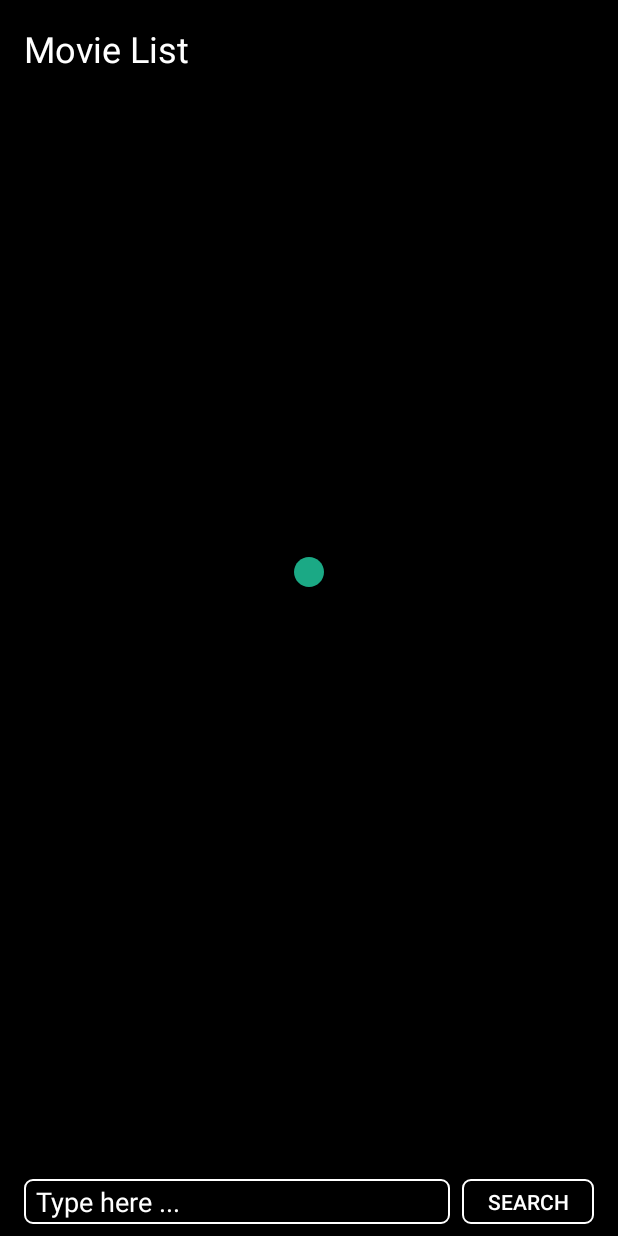
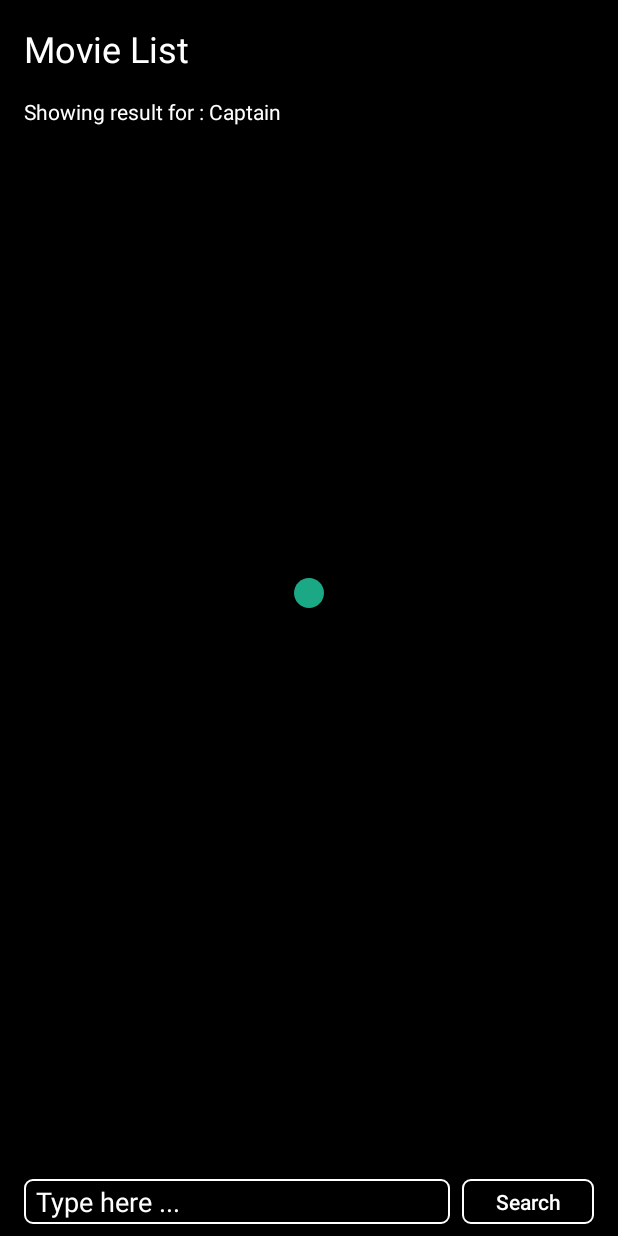
Before and after one commit to Vimosanan/movie_application, an Android app: the layout activity_dashboard.xml on its own in the app's theme, with its tools: preview values and no code run, on a phone screen of 412 x 824 dp. Run offline under Robolectric (Android 15) with nearby library versions, the phone set to English and light mode, and no system bars.

Commit message:
bug fixing

```diff
--- a/app/src/main/AndroidManifest.xml
+++ b/app/src/main/AndroidManifest.xml
@@ -24,10 +24,6 @@
                 <category android:name="android.intent.category.LAUNCHER" />
             </intent-filter>
         </activity>
-
-        <activity android:name=".ui.MainActivity">
-
-        </activity>
     </application>
 
 </manifest>
--- a/app/src/main/java/com/vimosanan/movieapplication/dagger/AppModule.kt
+++ b/app/src/main/java/com/vimosanan/movieapplication/dagger/AppModule.kt
@@ -1,10 +1,6 @@
 package com.vimosanan.movieapplication.dagger
 
-import android.app.Application
-import android.content.Context
 import dagger.Module
-import dagger.Provides
-import javax.inject.Singleton
 
 @Module
 class AppModule {
--- a/app/src/main/java/com/vimosanan/movieapplication/ui/detail/MovieDetailActivity.kt
+++ b/app/src/main/java/com/vimosanan/movieapplication/ui/detail/MovieDetailActivity.kt
@@ -10,12 +10,10 @@ import androidx.lifecycle.ViewModelProvider
 import com.bumptech.glide.Glide
 import com.vimosanan.movieapplication.R
 import com.vimosanan.movieapplication.app.*
-import com.vimosanan.movieapplication.databinding.ActivityDashboardBinding
 import com.vimosanan.movieapplication.databinding.ActivityMovieDetailBinding
 import com.vimosanan.movieapplication.service.model.Movie
 import com.vimosanan.movieapplication.ui.MovieViewModel
 import com.vimosanan.movieapplication.util.Result
-import kotlinx.android.synthetic.main.activity_movie_detail.*
 import java.lang.NumberFormatException
 import javax.inject.Inject
 
--- a/app/src/main/res/layout/activity_dashboard.xml
+++ b/app/src/main/res/layout/activity_dashboard.xml
@@ -1,5 +1,6 @@
 <?xml version="1.0" encoding="utf-8"?>
-<androidx.constraintlayout.widget.ConstraintLayout xmlns:android="http://schemas.android.com/apk/res/android"
+<androidx.constraintlayout.widget.ConstraintLayout
+    xmlns:android="http://schemas.android.com/apk/res/android"
     xmlns:app="http://schemas.android.com/apk/res-auto"
     xmlns:tools="http://schemas.android.com/tools"
     android:layout_width="match_parent"
@@ -14,23 +15,37 @@
         android:layout_marginStart="16dp"
         android:layout_marginTop="16dp"
         android:layout_marginEnd="16dp"
-        android:text="Movie List"
+        android:text="@string/app.dashboard.title"
         android:textColor="@color/colorWhite"
         android:textSize="24sp"
         app:layout_constraintEnd_toEndOf="parent"
         app:layout_constraintStart_toStartOf="parent"
         app:layout_constraintTop_toTopOf="parent" />
 
+    <TextView
+        android:id="@+id/txtInfo"
+        android:layout_width="0dp"
+        android:layout_height="wrap_content"
+        android:layout_marginStart="16dp"
+        android:layout_marginTop="16dp"
+        android:layout_marginEnd="16dp"
+        android:textColor="@color/colorWhite"
+        android:textSize="14sp"
+        app:layout_constraintEnd_toEndOf="parent"
+        app:layout_constraintStart_toStartOf="parent"
+        app:layout_constraintTop_toBottomOf="@+id/textView2"
+        tools:text="Showing result for : Captain" />
+
     <androidx.recyclerview.widget.RecyclerView
         android:id="@+id/recyclerView"
         android:layout_width="0dp"
         android:layout_height="0dp"
-        android:layout_marginTop="16dp"
+        android:layout_marginTop="8dp"
         android:layout_marginBottom="8dp"
         app:layout_constraintBottom_toTopOf="@+id/edtTxtSearch"
         app:layout_constraintEnd_toEndOf="parent"
         app:layout_constraintStart_toStartOf="parent"
-        app:layout_constraintTop_toBottomOf="@+id/textView2" />
+        app:layout_constraintTop_toBottomOf="@+id/txtInfo" />
 
     <com.airbnb.lottie.LottieAnimationView
         android:id="@+id/animation_view"
@@ -55,7 +70,7 @@
         android:layout_marginBottom="8dp"
         android:paddingStart="8dp"
         android:background="@drawable/background_button"
-        android:hint="Type here ..."
+        android:hint="@string/app.dashboard.edtText.type.hint"
         android:textColorHint="@color/colorWhite"
         app:layout_constraintBottom_toBottomOf="parent"
         app:layout_constraintEnd_toStartOf="@+id/btnSearch"
@@ -66,8 +81,9 @@
         android:layout_width="wrap_content"
         android:layout_height="30dp"
         android:layout_marginEnd="16dp"
+        android:textAllCaps="false"
         android:background="@drawable/background_button"
-        android:text="Search"
+        android:text="@string/app.dashboard.button.search"
         android:textColor="@color/colorWhite"
         app:layout_constraintBottom_toBottomOf="@+id/edtTxtSearch"
         app:layout_constraintEnd_toEndOf="parent"
--- a/app/src/main/res/values/strings.xml
+++ b/app/src/main/res/values/strings.xml
@@ -1,5 +1,10 @@
 <resources>
     <string name="app_name">Movie Application</string>
+
+    <string name="app.dashboard.title">Movie List</string>
+    <string name="app.dashboard.info">Showing searched result for: %1$s</string>
+    <string name="app.dashboard.edtText.type.hint">Type here ...</string>
+    <string name="app.dashboard.button.search">Search</string>
 
     <string name="app.detail.category.title">Categories: </string>
     <string name="app.detail.synopsis.title">Synopsis: </string>
```
Also changed, not shown: app/src/main/java/com/vimosanan/movieapplication/ui/MainActivity.kt (deleted, +0 -12 lines), app/src/main/java/com/vimosanan/movieapplication/ui/dashboard/DashboardActivity.kt (+26 -22 lines), app/src/main/res/layout/activity_main.xml (deleted, +0 -18 lines), app/src/main/res/drawable/test_movie.png.
